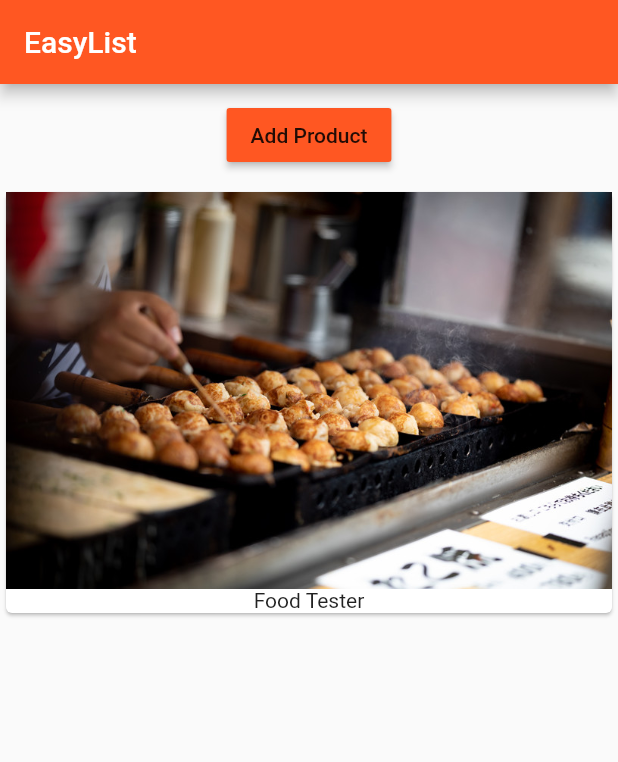
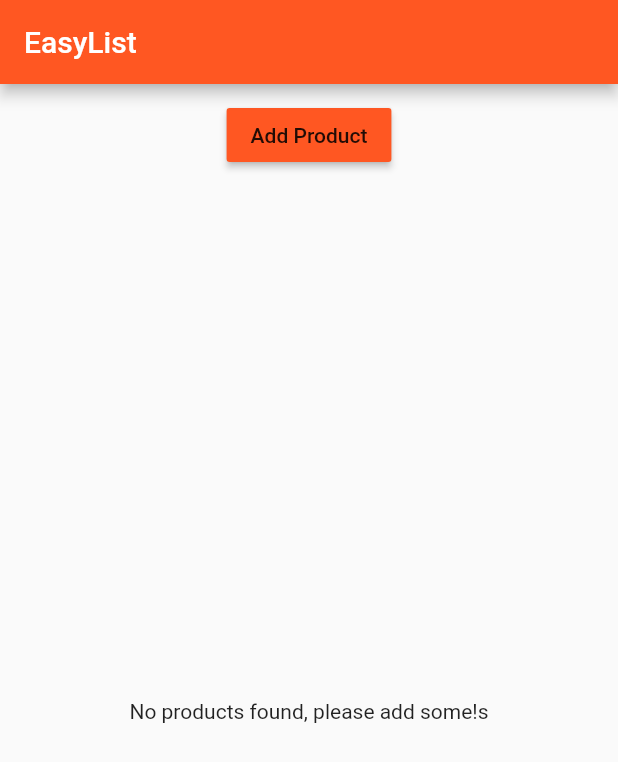
Before and after one commit to yukihirai0505/flutter-sample, a Flutter app: the screen it shows after launch, on a phone screen of 412 x 824 dp. Shown: the top 762 px of the screen. Run offline on Flutter 3.47's test engine with Material 2 defaults, Android fonts, the phone set to English and light mode, and no system bars.

Commit message:
Rendering Content Conditionally

```diff
--- a/lib/main.dart
+++ b/lib/main.dart
@@ -23,7 +23,7 @@ class MyApp extends StatelessWidget {
         appBar: AppBar(
           title: Text('EasyList'),
         ),
-        body: ProductManager(startingProduct: "Food Tester"),
+        body: ProductManager(),
       ),
     );
   }
--- a/lib/product_manager.dart
+++ b/lib/product_manager.dart
@@ -4,7 +4,7 @@ import 'package:flutter_sample/products.dart';
 
 class ProductManager extends StatefulWidget {
   final String startingProduct;
-  ProductManager({this.startingProduct = 'Sweets Tester'}) {
+  ProductManager({this.startingProduct}) {
     print('[ProductManager Widget] Constructor');
   }
   @override
@@ -20,7 +20,9 @@ class _ProductManagerState extends State<ProductManager> {
   @override
   void initState() {
     print('[ProductManager State] initState()');
-    _products.add(widget.startingProduct);
+    if (widget.startingProduct != null) {
+      _products.add(widget.startingProduct);
+    }
     super.initState();
   }
 
--- a/lib/products.dart
+++ b/lib/products.dart
@@ -21,9 +21,11 @@ class Products extends StatelessWidget {
   @override
   Widget build(BuildContext context) {
     print('[Products Widget] build()');
-    return ListView.builder(
-      itemBuilder: _buildProductItem,
-      itemCount: products.length,
-    );
+    return products.length > 0
+        ? ListView.builder(
+            itemBuilder: _buildProductItem,
+            itemCount: products.length,
+          )
+        : Center(child: Text('No products found, please add some!s'));
   }
 }
```
